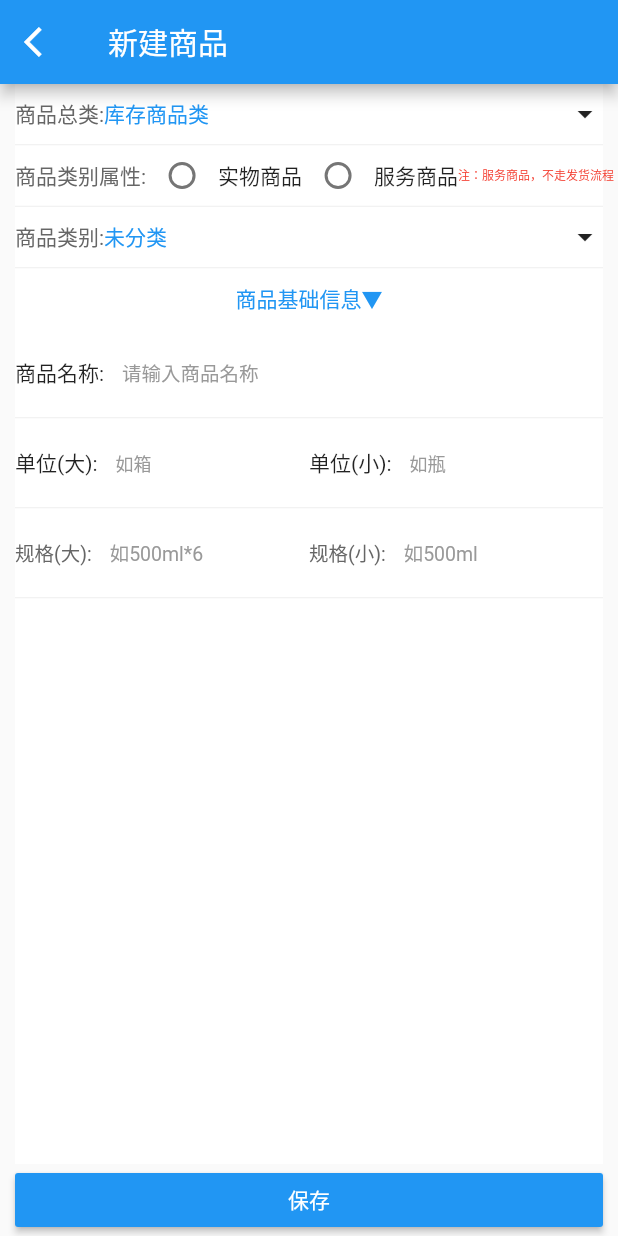
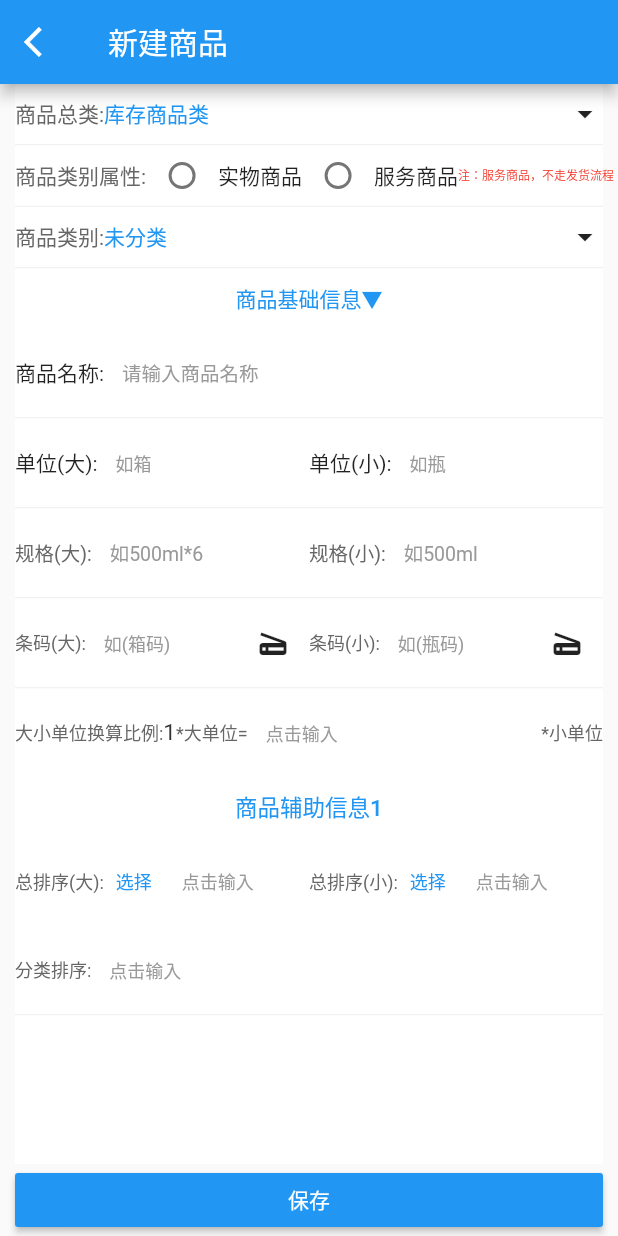
Before and after one commit to yeshenggen532432/flutter_qwb, a Flutter app: the screen it shows after launch, on a phone screen of 412 x 824 dp. Run offline on Flutter 3.47's test engine with Material 2 defaults, Android fonts, the phone set to English and light mode, and no system bars.

Commit message:
商品编辑

```diff
--- a/lib/main.dart
+++ b/lib/main.dart
@@ -1,6 +1,5 @@
 import 'package:flutter/material.dart';
 import 'package:flutterqwb/ui/ware_edit.dart';
-import 'package:flutterqwb/ui/ware_edit2.dart';
 
 void main() {
   runApp(const MyApp());
--- a/lib/ui/ware_edit.dart
+++ b/lib/ui/ware_edit.dart
@@ -29,7 +29,7 @@ class WareEdit extends StatelessWidget {
       body: Container(
         margin: EdgeInsets.only(left: 10, right: 10),
         color: Colors.white,
-        child: Column(
+        child: ListView(
           children: [
             SizedBox(
               height: 40,
@@ -136,7 +136,7 @@ class WareEdit extends StatelessWidget {
                 ],
               ),
             ),
-            const Divider(height: 1, color: Color(0xffeeeeee) ),
+            const Divider(height: 1, color: Color(0xffeeeeee)),
             SizedBox(
               child: Row(
                 children: [
@@ -171,7 +171,125 @@ class WareEdit extends StatelessWidget {
                 ],
               ),
             ),
-            const Divider(height: 1, color: Color(0xffeeeeee),)
+            const Divider(height: 1, color: Color(0xffeeeeee)),
+            SizedBox(
+              child: Row(
+                children: [
+                  Expanded(child: Row(
+                    children: [
+                      Text("条码(大):", style: TextStyle(color: ColorUtil.GRAY_6, fontSize: FontSizeUtil.MIDDLE),),
+                      Expanded(child: TextField(
+                        decoration: InputDecoration(
+                          hintText: "如(箱码)",
+                          hintStyle: TextStyle(color: ColorUtil.GRAY_9, fontSize: FontSizeUtil.MIDDLE),
+                          border: const OutlineInputBorder(
+                            borderSide: BorderSide.none
+                          )
+                        ),
+                      )),
+                      IconButton(onPressed: (){}, icon: const Icon(Icons.scanner))
+                    ],
+                  )),
+                  Expanded(child: Row(
+                    children: [
+                      Text("条码(小):", style: TextStyle(color: ColorUtil.GRAY_6, fontSize: FontSizeUtil.MIDDLE)),
+                      Expanded(child: TextField(
+                        decoration: InputDecoration(
+                          hintText: "如(瓶码)",
+                          hintStyle: TextStyle(color: ColorUtil.GRAY_9, fontSize: FontSizeUtil.MIDDLE),
+                          border: const OutlineInputBorder(
+                            borderSide: BorderSide.none
+                          )
+                        ),
+                      )),
+                      IconButton(onPressed: (){}, icon: const Icon(Icons.scanner))
+                    ],
+                  ))
+                ],
+              ),
+            ),
+            Divider(height: 1, color: ColorUtil.LINE_GRAY),
+            SizedBox(
+              child: Row(
+                children: [
+                  Text("大小单位换算比例:", style: TextStyle(color: ColorUtil.GRAY_6, fontSize: FontSizeUtil.MIDDLE)),
+                  Text("1", style: TextStyle(color: ColorUtil.GRAY_3, fontSize: FontSizeUtil.BIG)),
+                  Text("*大单位=", style: TextStyle(color: ColorUtil.GRAY_6, fontSize: FontSizeUtil.MIDDLE)),
+                  Expanded(child: TextField(
+                    decoration: InputDecoration(
+                      hintText: "点击输入",
+                      hintStyle: TextStyle(color: ColorUtil.GRAY_9, fontSize: FontSizeUtil.MIDDLE),
+                      border: OutlineInputBorder(
+                        borderSide: BorderSide.none
+                      )
+                    ),
+                  )),
+                  Text("*小单位", style: TextStyle(color: ColorUtil.GRAY_6, fontSize: FontSizeUtil.MIDDLE)),
+                ],
+              ),
+            ),
+            Container(
+              height: 40,
+              alignment: Alignment.center,
+              child: TextButton( onPressed: (){}, child: Text("商品辅助信息1", style: TextStyle(color: ColorUtil.BLUE, fontSize: FontSizeUtil.BIG))),
+            ),
+            SizedBox(
+              child: Row(
+                children: [
+                  Expanded(child: Row(
+                    children: [
+                      Text("总排序(大):", style: TextStyle(color: ColorUtil.GRAY_6, fontSize: FontSizeUtil.MIDDLE)),
+                      SizedBox(width:40,child: TextButton(onPressed: (){}, child: Text("选择", style: TextStyle(color: ColorUtil.BLUE, fontSize: FontSizeUtil.MIDDLE))),),
+                      Expanded(child: TextField(
+                        decoration: InputDecoration(
+                          hintText: "点击输入",
+                          hintStyle: TextStyle(color: ColorUtil.GRAY_9, fontSize: FontSizeUtil.MIDDLE),
+                          border: const OutlineInputBorder(
+                            borderSide: BorderSide.none
+                          )
+                        ),
+                      ))
+                    ],
+                  )),
+                  Expanded(child: Row(
+                    children: [
+                      Text("总排序(小):", style: TextStyle(color: ColorUtil.GRAY_6, fontSize: FontSizeUtil.MIDDLE)),
+                      SizedBox(width:40,child: TextButton(onPressed: (){}, child: Text("选择", style: TextStyle(color: ColorUtil.BLUE, fontSize: FontSizeUtil.MIDDLE))),),
+                      Expanded(child: TextField(
+                        decoration: InputDecoration(
+                            hintText: "点击输入",
+                            hintStyle: TextStyle(color: ColorUtil.GRAY_9, fontSize: FontSizeUtil.MIDDLE),
+                            border: const OutlineInputBorder(
+                                borderSide: BorderSide.none
+                            )
+                        ),
+                      ))
+                    ],
+                  )),
+                ],
+              ),
+            ),
+            SizedBox(
+              child: Row(
+                children: [
+                  Expanded(child: Row(
+                    children: [
+                      Text("分类排序:", style: TextStyle(color: ColorUtil.GRAY_6, fontSize: FontSizeUtil.MIDDLE)),
+                      Expanded(child: TextField(
+                        decoration: InputDecoration(
+                            hintText: "点击输入",
+                            hintStyle: TextStyle(color: ColorUtil.GRAY_9, fontSize: FontSizeUtil.MIDDLE),
+                            border: const OutlineInputBorder(
+                                borderSide: BorderSide.none
+                            )
+                        ),
+                      ))
+                    ],
+                  ))
+                ],
+              ),
+            ),
+            Divider(height: 1, color: ColorUtil.LINE_GRAY),
           ],
         ),
       ),
--- a/lib/utils/color_util.dart
+++ b/lib/utils/color_util.dart
@@ -3,7 +3,7 @@ import 'dart:ui';
 import 'package:flutter/material.dart';
 
 class ColorUtil{
-  static Color LINE_GRAY = const Color(0xFFEEEEEE);
+  static Color LINE_GRAY = Color(0xFFEEEEEE);
   static Color RED = Colors.red;
   static Color BLUE = Colors.blue;
   static Color White = Colors.white;
--- a/lib/utils/font_size_util.dart
+++ b/lib/utils/font_size_util.dart
@@ -4,4 +4,8 @@ import 'package:flutter/material.dart';
 
 class FontSizeUtil{
   static double TIP_RED = 8.0;
+  static double SMALL = 9.0;
+  static double MIDDLE = 12.0;
+  static double BIG = 15.0;
+  static double SUPER_BIG = 18.0;
 }
```
Also changed, not shown: lib/ui/ware_edit2.dart (deleted, +0 -109 lines).
